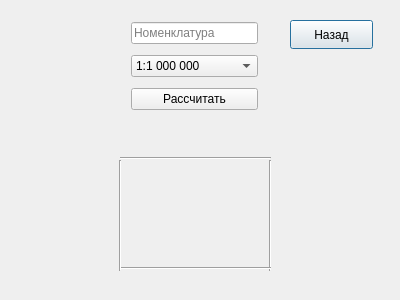
Before: the Qt Designer form Sources/Source Qt code/mapborders.ui in MaksimPrudnikau/MaksimPrudnikau.github.io, drawn with Qt 5.
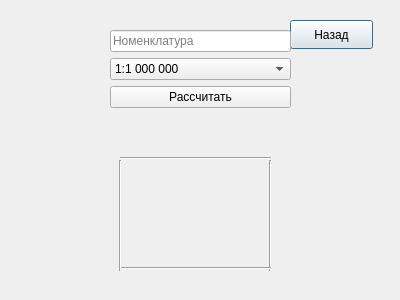
After: the same form once the commit is applied.

What changed in the file:
```diff
--- a/Sources/Source Qt code/mapborders.ui
+++ b/Sources/Source Qt code/mapborders.ui
@@ -31,7 +31,7 @@
     <rect>
      <x>90</x>
      <y>130</y>
-     <width>91</width>
+     <width>121</width>
      <height>20</height>
     </rect>
    </property>
@@ -76,7 +76,7 @@
     <rect>
      <x>220</x>
      <y>130</y>
-     <width>91</width>
+     <width>131</width>
      <height>20</height>
     </rect>
    </property>
@@ -106,9 +106,9 @@
   <widget class="QLabel" name="leftUpLat">
    <property name="geometry">
     <rect>
-     <x>50</x>
+     <x>10</x>
      <y>150</y>
-     <width>91</width>
+     <width>111</width>
      <height>20</height>
     </rect>
    </property>
@@ -127,7 +127,7 @@
     <rect>
      <x>280</x>
      <y>150</y>
-     <width>91</width>
+     <width>111</width>
      <height>20</height>
     </rect>
    </property>
@@ -146,7 +146,7 @@
     <rect>
      <x>280</x>
      <y>250</y>
-     <width>81</width>
+     <width>111</width>
      <height>20</height>
     </rect>
    </property>
@@ -163,9 +163,9 @@
   <widget class="QLabel" name="leftDownLat">
    <property name="geometry">
     <rect>
-     <x>50</x>
+     <x>10</x>
      <y>250</y>
-     <width>81</width>
+     <width>101</width>
      <height>20</height>
     </rect>
    </property>
@@ -210,7 +210,7 @@
     <rect>
      <x>100</x>
      <y>270</y>
-     <width>81</width>
+     <width>101</width>
      <height>20</height>
     </rect>
    </property>
@@ -229,7 +229,7 @@
     <rect>
      <x>240</x>
      <y>270</y>
-     <width>81</width>
+     <width>111</width>
      <height>20</height>
     </rect>
    </property>
@@ -243,13 +243,13 @@
     <string/>
    </property>
   </widget>
-  <widget class="QWidget" name="">
+  <widget class="QWidget" name="layoutWidget">
    <property name="geometry">
     <rect>
-     <x>131</x>
-     <y>17</y>
-     <width>127</width>
-     <height>101</height>
+     <x>110</x>
+     <y>30</y>
+     <width>181</width>
+     <height>81</height>
     </rect>
    </property>
    <layout class="QVBoxLayout" name="verticalLayout">
```
